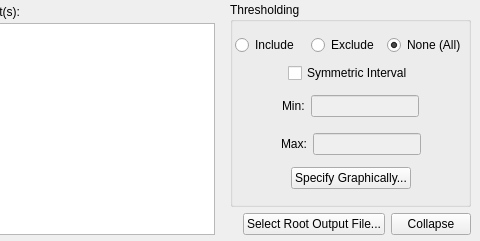
The window that code/display/QtPlotter/MomentSettingsWidgetRadio.ui (radio-astro/casa) describes before a commit, drawn with Qt 5; both pictures show x 325 to 805 and y 0 to 241 of the 805 by 241 pixel window.
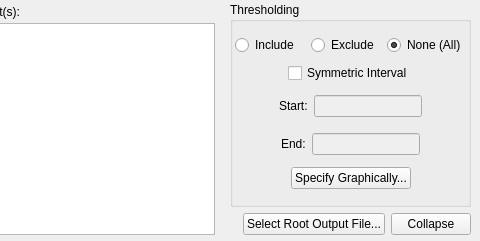
The same window after the commit.

The edit to the form file:
```diff
--- a/code/display/QtPlotter/MomentSettingsWidgetRadio.ui
+++ b/code/display/QtPlotter/MomentSettingsWidgetRadio.ui
@@ -370,7 +370,7 @@
           <item>
            <widget class="QLabel" name="minIncludeLabel">
             <property name="text">
-             <string>&lt;font color='black'&gt;Min:&lt;/font&gt;</string>
+             <string>&lt;font color='black'&gt;Start:&lt;/font&gt;</string>
             </property>
            </widget>
           </item>
@@ -414,7 +414,7 @@
           <item>
            <widget class="QLabel" name="maxIncludeLabel">
             <property name="text">
-             <string>&lt;font color='black'&gt;Max:&lt;/font&gt;</string>
+             <string>&lt;font color='black'&gt;End:&lt;/font&gt;</string>
             </property>
            </widget>
           </item>
```
